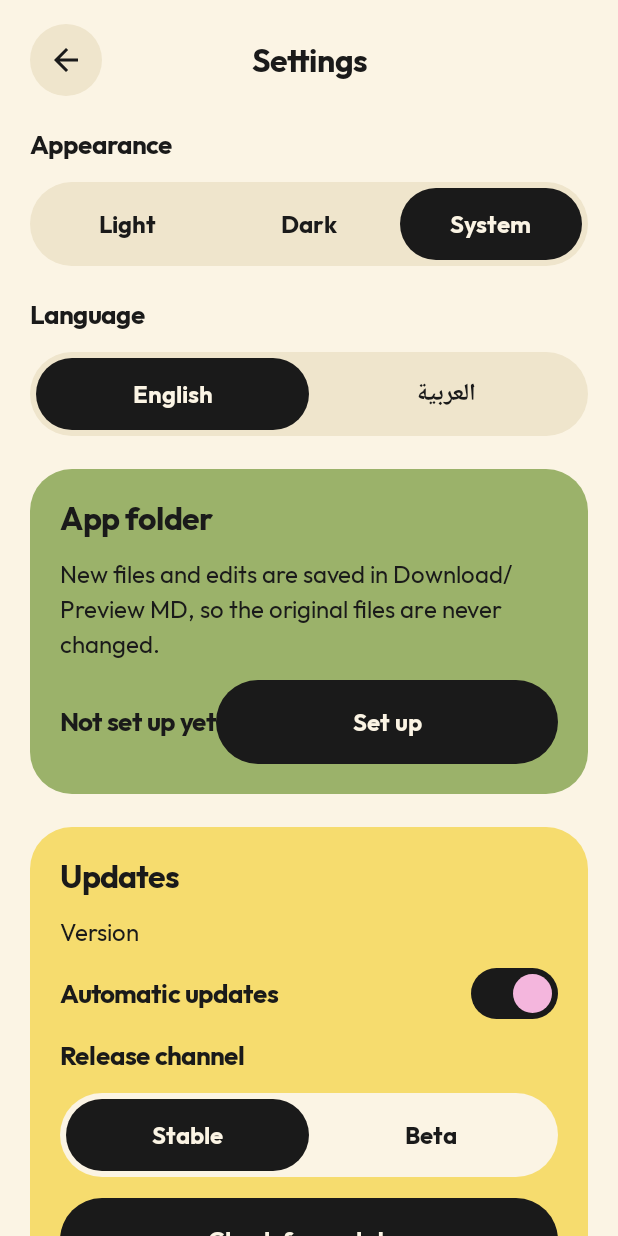
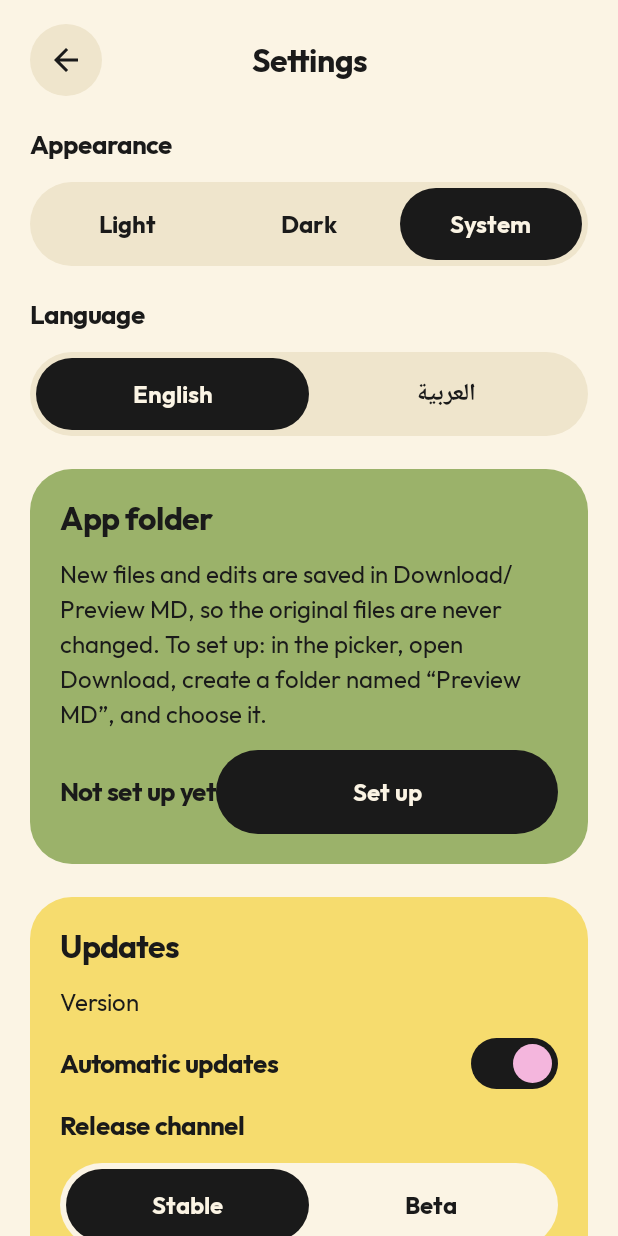
Before and after one commit to mgnegypt/preview-md, an Android app built with Jetpack Compose: the SettingsScreen screen opened through its navigation route, on a phone screen of 412 x 824 dp. Run offline under Robolectric (Android 15) with nearby library versions, the phone set to English and light mode, and no system bars; our stand-ins replace Room's generated code; libraries missing offline, so code that uses them is left out: coil3.svg.

Commit message:
fix: app folder setup grants the Preview MD folder itself (Android blocks Download)

```diff
--- a/app/src/main/res/values/strings.xml
+++ b/app/src/main/res/values/strings.xml
@@ -70,7 +70,7 @@
     <string name="viewer_empty">This file is empty</string>
     <string name="viewer_image_unavailable">Image unavailable</string>
     <string name="settings_app_folder_title">App folder</string>
-    <string name="settings_app_folder_desc">New files and edits are saved in Download/Preview MD, so the original files are never changed.</string>
+    <string name="settings_app_folder_desc">New files and edits are saved in Download/Preview MD, so the original files are never changed. To set up: in the picker, open Download, create a folder named “Preview MD”, and choose it.</string>
     <string name="settings_app_folder_value">Download/Preview MD</string>
     <string name="settings_app_folder_unset">Not set up yet</string>
     <string name="settings_app_folder_setup">Set up</string>
```
Also changed, not shown: app/src/main/java/com/mgnegypt/previewmd/data/files/FileRepository.kt (+9 -0 lines), 2 other files.
